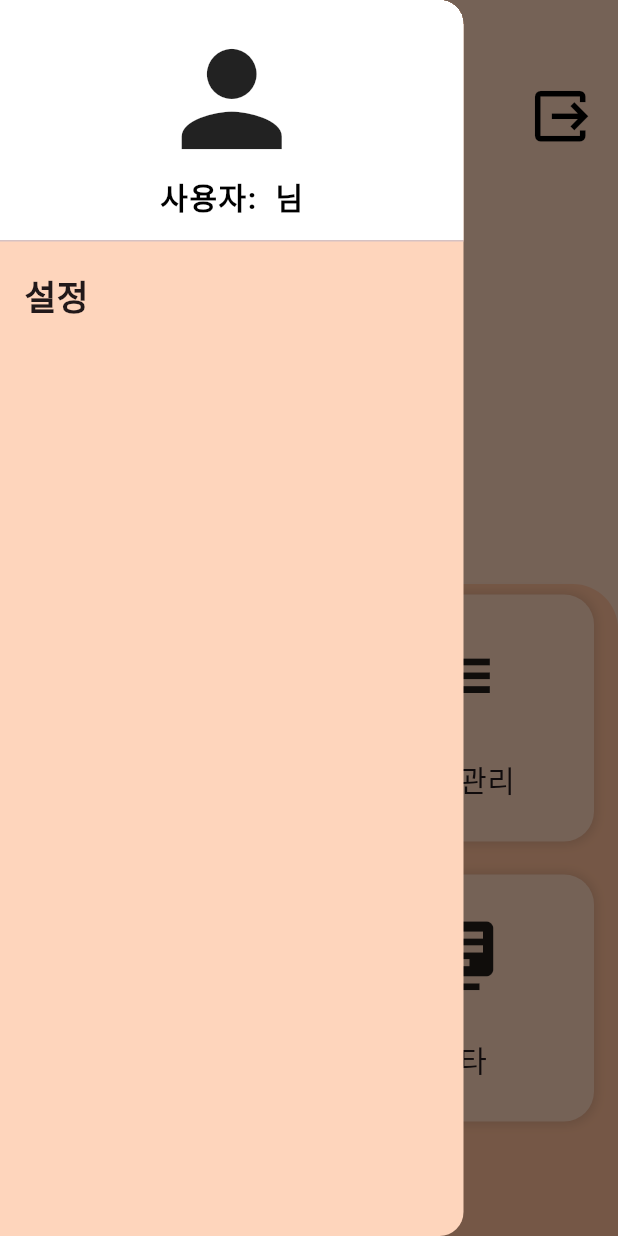
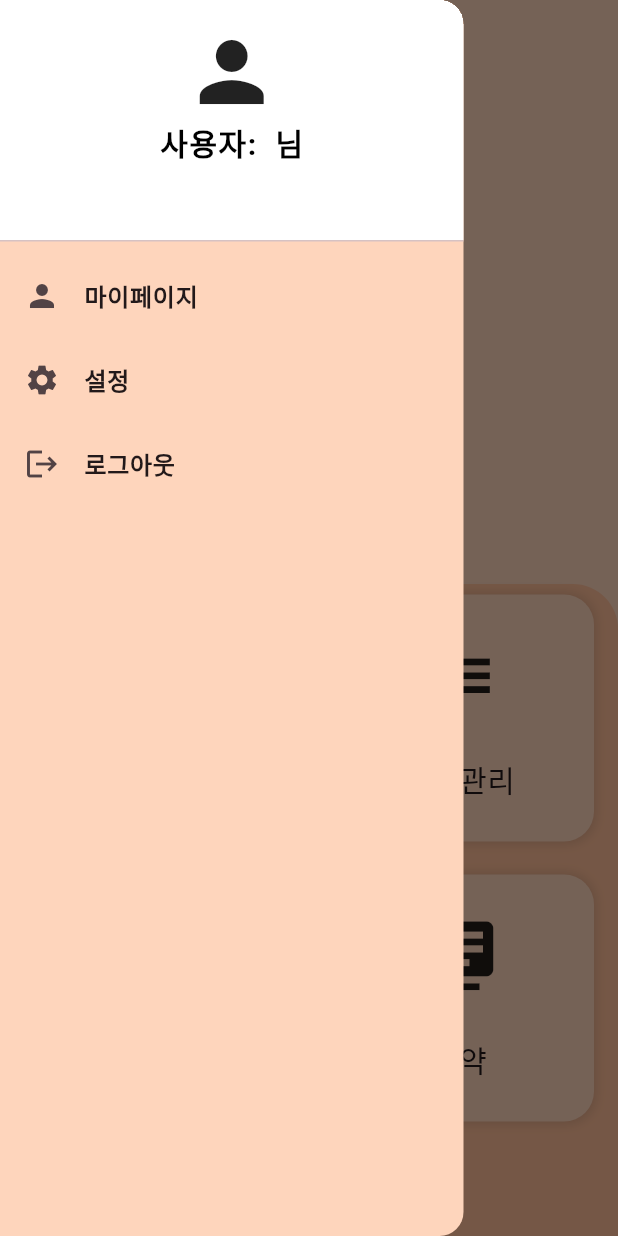
Before and after one commit to Carcassi0/ToyProject_1, a Flutter app: the screen it shows once a user with an empty profile is signed in, with the side drawer open, on a phone screen of 412 x 824 dp. Run offline on Flutter 3.47's test engine with Material 3 defaults, Android fonts, the phone set to English and light mode, and no system bars; our stand-ins replace camera, cloud_firestore, csv, file_picker, firebase_auth, firebase_core and 5 more; missing offline and left inert: cp949_dart; accounts and stored records are empty; network calls fail.

Commit message:
프론트 작업

```diff
--- a/lib/camera.dart
+++ b/lib/camera.dart
@@ -8,7 +8,7 @@ import 'dart:async';
 import 'package:firebase_storage/firebase_storage.dart' as firebase_storage;
 import 'package:cloud_firestore/cloud_firestore.dart';
 import 'package:flutter_image_compress/flutter_image_compress.dart';
-
+import 'package:google_fonts/google_fonts.dart';
 
 
 
@@ -23,7 +23,7 @@ class DisplayPictureScreen extends StatelessWidget {
   Widget build(BuildContext context) {
     return Scaffold(
       appBar: AppBar(
-        title: Text('이미지 업로드', style: TextStyle(fontWeight: FontWeight.bold),),
+        title: Text('이미지 업로드', style: GoogleFonts.bebasNeue(fontWeight: FontWeight.bold)),
         leading: IconButton(
           icon: Icon(Icons.close),
           onPressed: () {
--- a/lib/homePage.dart
+++ b/lib/homePage.dart
@@ -33,7 +33,7 @@ class _MyHomePageState extends State<MyHomePage> {
 
   @override
   Widget build(BuildContext context) {
-    List<String> menu = ['지도', '업무관리', '알림', '기타'];
+    List<String> menu = ['지도', '업무관리', '알림', '요약'];
     List<IconData> menuIcon = [
       Icons.map, Icons.list, Icons.notifications, Icons.my_library_books
     ];
@@ -77,7 +77,7 @@ class _MyHomePageState extends State<MyHomePage> {
               child: Column(
                 crossAxisAlignment: CrossAxisAlignment.center,
                 children: [
-                  const Icon(Icons.person, size: 100),
+                  const Icon(Icons.person, size: 64),
                   FutureBuilder(
                               future: _getUserName(),
                           builder: (context, snapshot) {
@@ -102,9 +102,10 @@ class _MyHomePageState extends State<MyHomePage> {
               ),
             ),
             ListTile(
+              leading: Icon(Icons.person),
               title: const Text(
-                '설정',
-                style: TextStyle(fontWeight: FontWeight.bold, fontSize: 23),
+                '마이페이지',
+                style: TextStyle(fontWeight: FontWeight.bold),
               ),
               onTap: () {
                 Navigator.push(
@@ -112,7 +113,31 @@ class _MyHomePageState extends State<MyHomePage> {
                   MaterialPageRoute(builder: (context) => const settingPage()),
                 );
               },
-            )
+            ),
+            ListTile(
+              leading: Icon(Icons.settings),
+              title: const Text(
+                '설정',
+                style: TextStyle(fontWeight: FontWeight.bold),
+              ),
+              onTap: () {
+                Navigator.push(
+                  context,
+                  MaterialPageRoute(builder: (context) => const settingPage()),
+                );
+              },
+            ),
+            ListTile(
+              leading: Icon(Icons.logout),
+              title: const Text(
+                '로그아웃',
+                style: TextStyle(fontWeight: FontWeight.bold),
+              ),
+              onTap: () {
+                FirebaseAuth.instance.signOut();
+              },
+            ),
+
           ],
         ),
       ),
@@ -126,10 +151,7 @@ class _MyHomePageState extends State<MyHomePage> {
             children: [
               Padding(
                 padding: const EdgeInsets.only(top: 55, left: 10, right: 20),
-                child: Row(
-                  mainAxisAlignment: MainAxisAlignment.spaceBetween,
-                  children: [
-                    Expanded(
+                child: Expanded(
                   child: InkWell(
                     onTap: () => _scaffoldKey.currentState?.openDrawer(),
                     child: const Icon(
@@ -138,21 +160,6 @@ class _MyHomePageState extends State<MyHomePage> {
                       size: 45,
                     ),
                   ),
-                    ),
-                    const SizedBox(width: 300), // 아이콘 사이에 공간을 두기 위한 SizedBox 추가
-                    Expanded(
-                      child: InkWell(
-                        onTap: () {
-                          FirebaseAuth.instance.signOut();
-                        },
-                        child: const Icon(
-                          Icons.output,
-                          color: Colors.black,
-                          size: 45,
-                        ),
-                      ),
-                    ),
-                  ],
                 ),
               ),
 
--- a/lib/user/loginPage.dart
+++ b/lib/user/loginPage.dart
@@ -45,10 +45,7 @@ class _loginPageState extends State<loginPage> {
         child: Column(
           mainAxisAlignment: MainAxisAlignment.center,
           children: [
-            Text('Hello Again!',
-            style: GoogleFonts.bebasNeue(
-              fontSize: 60
-            )),
+            Icon(Icons.lock_outline_rounded, size: 150,),
             SizedBox(height: 80),
             Padding(
               padding: const EdgeInsets.symmetric(horizontal: 25.0),
@@ -103,7 +100,7 @@ class _loginPageState extends State<loginPage> {
                 children: [
                   GestureDetector(
 
-                    child: Text('Forgot Password?', style: TextStyle(
+                    child: Text('비밀번호를 잊으셨나요?', style: TextStyle(
                         color: Colors.blue, fontWeight: FontWeight.bold)),
                     onTap: (){
                       Navigator.push(context, MaterialPageRoute(builder: (context){
@@ -126,7 +123,7 @@ class _loginPageState extends State<loginPage> {
                   decoration: BoxDecoration(color: Colors.black,
                   borderRadius: BorderRadius.circular(20)),
                   child: Center(
-                    child: Text('Sign In',
+                    child: Text('로 그 인',
                     style: TextStyle(color: Colors.white,
                     fontWeight: FontWeight.bold,
                     fontSize: 18)
@@ -140,10 +137,10 @@ class _loginPageState extends State<loginPage> {
             Row(
               mainAxisAlignment: MainAxisAlignment.center,
               children: [
-                Text('Not a member?', style: TextStyle(fontWeight: FontWeight.bold)),
+                Text('회원이 아니신가요?', style: TextStyle(fontWeight: FontWeight.bold)),
                 GestureDetector(
                   onTap: widget.showRegisterPage,
-                    child: Text(' Register now', style:
+                    child: Text(' 가입하기', style:
                     TextStyle(color: Colors.blue, fontWeight: FontWeight.bold)))
               ],
             )
```
Also changed, not shown: lib/map/mapScreen.dart (+6 -2 lines), lib/settingPage.dart (+4 -4 lines), lib/user/forgotpwPage.dart (+4 -4 lines). Lines whose indentation alone changed are shown as unchanged.
